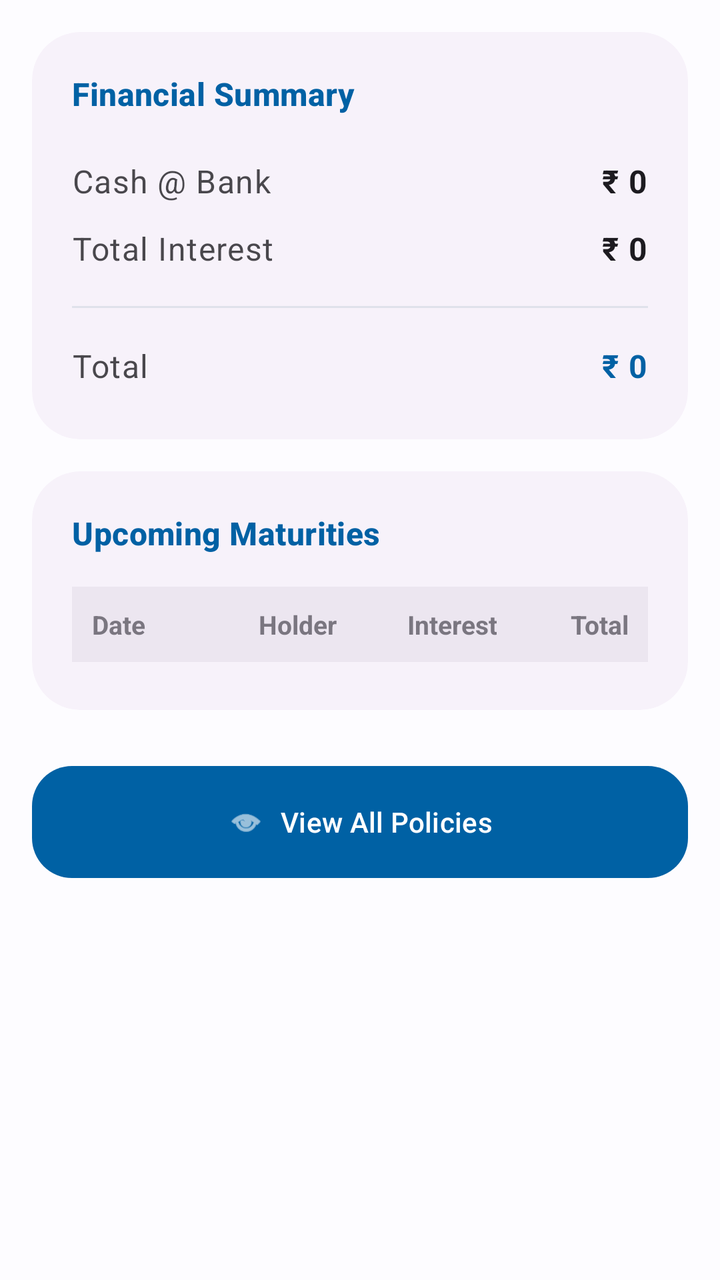
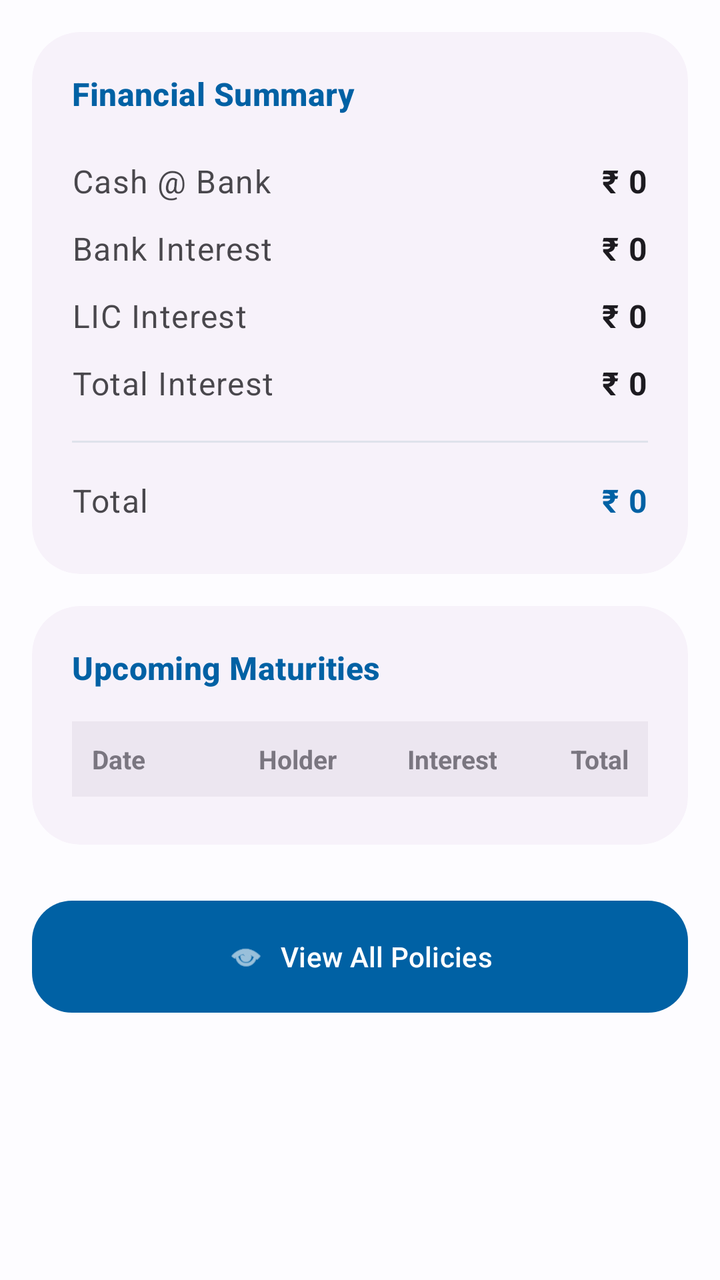

An Android layout rendered at two revisions. The XML below is the earlier revision; the diff shows what the commit changed to produce the second picture.
<!-- AndroidManifest.xml: application theme AppTheme -->
<!-- res/layout/content_dash_board.xml -->
<?xml version="1.0" encoding="utf-8"?>

<androidx.core.widget.NestedScrollView xmlns:android="http://schemas.android.com/apk/res/android"
    xmlns:app="http://schemas.android.com/apk/res-auto"
    xmlns:tools="http://schemas.android.com/tools"
    android:layout_width="match_parent"
    android:layout_height="match_parent"
    android:background="@color/background"
    app:layout_behavior="@string/appbar_scrolling_view_behavior"
    tools:context=".DashBoard"
    tools:showIn="@layout/app_bar_dash_board">

    <LinearLayout
        android:layout_width="match_parent"
        android:layout_height="wrap_content"
        android:orientation="vertical"
        android:padding="16dp">

        <com.google.android.material.card.MaterialCardView
            android:id="@+id/summaryCard"
            android:layout_width="match_parent"
            android:layout_height="wrap_content"
            android:layout_marginBottom="16dp"
            app:cardCornerRadius="24dp"
            app:cardElevation="0dp"
            android:backgroundTint="?attr/colorSurfaceContainerLow"
            app:contentPadding="20dp">

            <LinearLayout
                android:layout_width="match_parent"
                android:layout_height="wrap_content"
                android:orientation="vertical">

                <TextView
                    android:layout_width="wrap_content"
                    android:layout_height="wrap_content"
                    android:text="Financial Summary"
                    android:textAppearance="@style/TextAppearance.Material3.TitleMedium"
                    android:textColor="?attr/colorPrimary"
                    android:textStyle="bold"
                    android:layout_marginBottom="16dp"/>

                <LinearLayout
                    android:layout_width="match_parent"
                    android:layout_height="wrap_content"
                    android:orientation="horizontal"
                    android:paddingVertical="6dp">
                    <TextView
                        android:layout_width="0dp"
                        android:layout_height="wrap_content"
                        android:layout_weight="1"
                        android:text="Cash @ Bank"
                        android:textAppearance="@style/TextAppearance.Material3.BodyLarge"
                        android:alpha="0.8"/>
                    <TextView
                        android:id="@+id/cashAtBank"
                        android:layout_width="wrap_content"
                        android:layout_height="wrap_content"
                        android:text="₹ 0"
                        android:textStyle="bold"
                        android:textAppearance="@style/TextAppearance.Material3.BodyLarge"/>
                </LinearLayout>

                <LinearLayout
                    android:layout_width="match_parent"
                    android:layout_height="wrap_content"
                    android:orientation="horizontal"
                    android:paddingVertical="6dp">
                    <TextView
                        android:layout_width="0dp"
                        android:layout_height="wrap_content"
                        android:layout_weight="1"
                        android:text="Total Interest"
                        android:textAppearance="@style/TextAppearance.Material3.BodyLarge"
                        android:alpha="0.8"/>
                    <TextView
                        android:id="@+id/intrst"
                        android:layout_width="wrap_content"
                        android:layout_height="wrap_content"
                        android:text="₹ 0"
                        android:textStyle="bold"
                        android:textAppearance="@style/TextAppearance.Material3.BodyLarge"/>
                </LinearLayout>

                <View
                    android:layout_width="match_parent"
                    android:layout_height="1dp"
                    android:background="?attr/colorOutlineVariant"
                    android:layout_marginVertical="12dp"/>

                <LinearLayout
                    android:layout_width="match_parent"
                    android:layout_height="wrap_content"
                    android:orientation="horizontal"
                    android:paddingVertical="6dp">
                    <TextView
                        android:layout_width="0dp"
                        android:layout_height="wrap_content"
                        android:layout_weight="1"
                        android:text="Total"
                        android:textAppearance="@style/TextAppearance.Material3.BodyLarge"
                        android:alpha="0.8"/>
                    <TextView
                        android:id="@+id/total"
                        android:layout_width="wrap_content"
                        android:layout_height="wrap_content"
                        android:text="₹ 0"
                        android:textStyle="bold"
                        android:textColor="?attr/colorPrimary"
                        android:textAppearance="@style/TextAppearance.Material3.BodyLarge"/>
                </LinearLayout>
            </LinearLayout>
        </com.google.android.material.card.MaterialCardView>

        <com.google.android.material.card.MaterialCardView
            android:id="@+id/maturityCard"
            android:layout_width="match_parent"
            android:layout_height="wrap_content"
            android:layout_marginBottom="16dp"
            app:cardCornerRadius="24dp"
            app:cardElevation="0dp"
            android:backgroundTint="?attr/colorSurfaceContainerLow"
            app:contentPadding="20dp">

            <LinearLayout
                android:layout_width="match_parent"
                android:layout_height="wrap_content"
                android:orientation="vertical">

                <TextView
                    android:layout_width="wrap_content"
                    android:layout_height="wrap_content"
                    android:text="Upcoming Maturities"
                    android:textAppearance="@style/TextAppearance.Material3.TitleMedium"
                    android:textColor="?attr/colorPrimary"
                    android:textStyle="bold"
                    android:layout_marginBottom="16dp"/>

                
                <LinearLayout
                    android:layout_width="match_parent"
                    android:layout_height="wrap_content"
                    android:orientation="horizontal"
                    android:background="?attr/colorSurfaceContainerHigh"
                    android:padding="10dp"
                    android:layout_marginBottom="4dp">
                    <TextView android:layout_width="0dp" android:layout_height="wrap_content" android:layout_weight="2.8" android:text="Date" android:textStyle="bold" android:textSize="13sp" android:alpha="0.7"/>
                    <TextView android:layout_width="0dp" android:layout_height="wrap_content" android:layout_weight="2" android:text="Holder" android:textStyle="bold" android:textSize="13sp" android:alpha="0.7"/>
                    <TextView android:layout_width="0dp" android:layout_height="wrap_content" android:layout_weight="2" android:text="Interest" android:textStyle="bold" android:textSize="13sp" android:gravity="end" android:alpha="0.7"/>
                    <TextView android:layout_width="0dp" android:layout_height="wrap_content" android:layout_weight="2.2" android:text="Total" android:textStyle="bold" android:textSize="13sp" android:gravity="end" android:alpha="0.7"/>
                </LinearLayout>

                
                <LinearLayout android:id="@+id/row1" android:layout_width="match_parent" android:layout_height="wrap_content" android:orientation="horizontal" android:padding="10dp" android:visibility="gone">
                    <TextView android:id="@+id/date1" android:layout_width="0dp" android:layout_height="wrap_content" android:layout_weight="2.8" android:textSize="13sp" android:textColor="?attr/colorOnSurface"/>
                    <TextView android:id="@+id/h1" android:layout_width="0dp" android:layout_height="wrap_content" android:layout_weight="2" android:textSize="13sp" android:textColor="?attr/colorOnSurface"/>
                    <TextView android:id="@+id/int1" android:layout_width="0dp" android:layout_height="wrap_content" android:layout_weight="2" android:textSize="13sp" android:gravity="end" android:textColor="?attr/colorOnSurface"/>
                    <TextView android:id="@+id/total1" android:layout_width="0dp" android:layout_height="wrap_content" android:layout_weight="2.2" android:textSize="13sp" android:gravity="end" android:textStyle="bold" android:textColor="?attr/colorOnSurface"/>
                </LinearLayout>
                
                <LinearLayout android:id="@+id/row2" android:layout_width="match_parent" android:layout_height="wrap_content" android:orientation="horizontal" android:padding="10dp" android:visibility="gone">
                    <TextView android:id="@+id/date2" android:layout_width="0dp" android:layout_height="wrap_content" android:layout_weight="2.8" android:textSize="13sp" android:textColor="?attr/colorOnSurface"/>
                    <TextView android:id="@+id/h2" android:layout_width="0dp" android:layout_height="wrap_content" android:layout_weight="2" android:textSize="13sp" android:textColor="?attr/colorOnSurface"/>
                    <TextView android:id="@+id/int2" android:layout_width="0dp" android:layout_height="wrap_content" android:layout_weight="2" android:textSize="13sp" android:gravity="end" android:textColor="?attr/colorOnSurface"/>
                    <TextView android:id="@+id/total2" android:layout_width="0dp" android:layout_height="wrap_content" android:layout_weight="2.2" android:textSize="13sp" android:gravity="end" android:textStyle="bold" android:textColor="?attr/colorOnSurface"/>
                </LinearLayout>
                
                <LinearLayout android:id="@+id/row3" android:layout_width="match_parent" android:layout_height="wrap_content" android:orientation="horizontal" android:padding="10dp" android:visibility="gone">
                    <TextView android:id="@+id/date3" android:layout_width="0dp" android:layout_height="wrap_content" android:layout_weight="2.8" android:textSize="13sp" android:textColor="?attr/colorOnSurface"/>
                    <TextView android:id="@+id/h3" android:layout_width="0dp" android:layout_height="wrap_content" android:layout_weight="2" android:textSize="13sp" android:textColor="?attr/colorOnSurface"/>
                    <TextView android:id="@+id/int3" android:layout_width="0dp" android:layout_height="wrap_content" android:layout_weight="2" android:textSize="13sp" android:gravity="end" android:textColor="?attr/colorOnSurface"/>
                    <TextView android:id="@+id/total3" android:layout_width="0dp" android:layout_height="wrap_content" android:layout_weight="2.2" android:textSize="13sp" android:gravity="end" android:textStyle="bold" android:textColor="?attr/colorOnSurface"/>
                </LinearLayout>
                
                <LinearLayout android:id="@+id/row4" android:layout_width="match_parent" android:layout_height="wrap_content" android:orientation="horizontal" android:padding="10dp" android:visibility="gone">
                    <TextView android:id="@+id/date4" android:layout_width="0dp" android:layout_height="wrap_content" android:layout_weight="2.8" android:textSize="13sp" android:textColor="?attr/colorOnSurface"/>
                    <TextView android:id="@+id/h4" android:layout_width="0dp" android:layout_height="wrap_content" android:layout_weight="2" android:textSize="13sp" android:textColor="?attr/colorOnSurface"/>
                    <TextView android:id="@+id/int4" android:layout_width="0dp" android:layout_height="wrap_content" android:layout_weight="2" android:textSize="13sp" android:gravity="end" android:textColor="?attr/colorOnSurface"/>
                    <TextView android:id="@+id/total4" android:layout_width="0dp" android:layout_height="wrap_content" android:layout_weight="2.2" android:textSize="13sp" android:gravity="end" android:textStyle="bold" android:textColor="?attr/colorOnSurface"/>
                </LinearLayout>
            </LinearLayout>
        </com.google.android.material.card.MaterialCardView>

        <com.google.android.material.button.MaterialButton
            android:id="@+id/display"
            android:layout_width="match_parent"
            android:layout_height="64dp"
            android:text="View All Policies"
            app:cornerRadius="20dp"
            android:textAppearance="@style/TextAppearance.Material3.TitleSmall"
            app:icon="@android:drawable/ic_menu_view"
            app:iconGravity="textStart"
            android:layout_marginTop="8dp"
            android:layout_marginBottom="32dp"/>


    </LinearLayout>
</androidx.core.widget.NestedScrollView>
<!-- res/layout/app_bar_dash_board.xml (included above) -->
<?xml version="1.0" encoding="utf-8"?>

<androidx.coordinatorlayout.widget.CoordinatorLayout xmlns:android="http://schemas.android.com/apk/res/android"
    xmlns:app="http://schemas.android.com/apk/res-auto"
    xmlns:tools="http://schemas.android.com/tools"
    android:id="@+id/coordinator_layout"
    android:layout_width="match_parent"
    android:layout_height="match_parent"
    tools:context=".DashBoard">

    <com.google.android.material.appbar.AppBarLayout
        android:id="@+id/appBarLayout"
        android:layout_width="match_parent"
        android:layout_height="wrap_content">

        <com.google.android.material.appbar.MaterialToolbar
            android:id="@+id/toolbar"
            android:layout_width="match_parent"
            android:layout_height="?attr/actionBarSize"
            app:title="DB Financials"
            app:titleCentered="true"
            app:titleTextAppearance="@style/TextAppearance.Material3.TitleLarge"
            app:navigationIcon="@drawable/ic_menu" />

    </com.google.android.material.appbar.AppBarLayout>

    <include layout="@layout/content_dash_board" />

</androidx.coordinatorlayout.widget.CoordinatorLayout>
<!-- resources referenced by this layout -->
<resources>
  <color name="background">#FDFCFF</color>
  <!-- drawable ic_menu (drawable) -->
  <vector xmlns:android="http://schemas.android.com/apk/res/android"
      android:width="24dp"
      android:height="24dp"
      android:viewportWidth="24"
      android:viewportHeight="24"
      android:tint="?attr/colorControlNormal">
    <path
        android:fillColor="@android:color/white"
        android:pathData="M3,18h18v-2L3,16v2zM3,13h18v-2L3,11v2zM3,6v2h18L21,6L3,6z"/>
  </vector>
  <style name="AppTheme" parent="Theme.DBFinancials" />
  <style name="Theme.DBFinancials" parent="Theme.Material3.DayNight.NoActionBar">
          
          <item name="colorPrimary">@color/primary</item>
          <item name="colorOnPrimary">@color/onPrimary</item>
          <item name="colorPrimaryContainer">@color/primaryContainer</item>
          <item name="colorOnPrimaryContainer">@color/onPrimaryContainer</item>
  
          
          <item name="colorSecondary">@color/secondary</item>
          <item name="colorOnSecondary">@color/onSecondary</item>
          <item name="colorSecondaryContainer">@color/secondaryContainer</item>
          <item name="colorOnSecondaryContainer">@color/onSecondaryContainer</item>
  
          
          <item name="colorTertiary">@color/tertiary</item>
          <item name="colorOnTertiary">@color/onTertiary</item>
          <item name="colorTertiaryContainer">@color/tertiaryContainer</item>
          <item name="colorOnTertiaryContainer">@color/onTertiaryContainer</item>
  
          
          <item name="android:statusBarColor">@android:color/transparent</item>
          <item name="android:windowLightStatusBar">true</item>
          <item name="android:navigationBarColor">@android:color/transparent</item>
          <item name="android:windowTranslucentStatus">false</item>
          <item name="android:windowDrawsSystemBarBackgrounds">true</item>
  
          
          <item name="android:colorBackground">@color/background</item>
          <item name="colorSurface">@color/surface</item>
          <item name="colorOnSurface">@color/onSurface</item>
          <item name="colorSurfaceVariant">@color/surfaceVariant</item>
          <item name="colorOnSurfaceVariant">@color/onSurfaceVariant</item>
          <item name="colorOutline">@color/outline</item>
          <item name="colorOutlineVariant">@color/surfaceVariant</item>
  
          
          <item name="materialCardViewStyle">@style/Widget.Material3.CardView.Elevated</item>
          <item name="toolbarStyle">@style/Widget.Material3.Toolbar</item>
      </style>
  <color name="primary">#0061A4</color>
  <color name="onPrimary">#FFFFFF</color>
  <color name="primaryContainer">#D1E4FF</color>
  <color name="onPrimaryContainer">#001D36</color>
  <color name="secondary">#535F70</color>
  <color name="onSecondary">#FFFFFF</color>
  <color name="secondaryContainer">#D7E3F7</color>
  <color name="onSecondaryContainer">#101C2B</color>
  <color name="tertiary">#6B5778</color>
  <color name="onTertiary">#FFFFFF</color>
  <color name="tertiaryContainer">#F2DAFF</color>
  <color name="onTertiaryContainer">#251431</color>
  <color name="surface">#FDFCFF</color>
  <color name="onSurface">#1A1C1E</color>
  <color name="surfaceVariant">#DFE2EB</color>
  <color name="onSurfaceVariant">#43474E</color>
  <color name="outline">#73777F</color>
</resources>

<!-- the commit's change to res/layout/content_dash_board.xml (unified diff, before → after) -->
@@ -70,6 +70,48 @@
                         android:layout_width="0dp"
                         android:layout_height="wrap_content"
                         android:layout_weight="1"
+                        android:text="Bank Interest"
+                        android:textAppearance="@style/TextAppearance.Material3.BodyLarge"
+                        android:alpha="0.8"/>
+                    <TextView
+                        android:id="@+id/bankInterest"
+                        android:layout_width="wrap_content"
+                        android:layout_height="wrap_content"
+                        android:text="₹ 0"
+                        android:textStyle="bold"
+                        android:textAppearance="@style/TextAppearance.Material3.BodyLarge"/>
+                </LinearLayout>
+
+                <LinearLayout
+                    android:layout_width="match_parent"
+                    android:layout_height="wrap_content"
+                    android:orientation="horizontal"
+                    android:paddingVertical="6dp">
+                    <TextView
+                        android:layout_width="0dp"
+                        android:layout_height="wrap_content"
+                        android:layout_weight="1"
+                        android:text="LIC Interest"
+                        android:textAppearance="@style/TextAppearance.Material3.BodyLarge"
+                        android:alpha="0.8"/>
+                    <TextView
+                        android:id="@+id/licInterest"
+                        android:layout_width="wrap_content"
+                        android:layout_height="wrap_content"
+                        android:text="₹ 0"
+                        android:textStyle="bold"
+                        android:textAppearance="@style/TextAppearance.Material3.BodyLarge"/>
+                </LinearLayout>
+
+                <LinearLayout
+                    android:layout_width="match_parent"
+                    android:layout_height="wrap_content"
+                    android:orientation="horizontal"
+                    android:paddingVertical="6dp">
+                    <TextView
+                        android:layout_width="0dp"
+                        android:layout_height="wrap_content"
+                        android:layout_weight="1"
                         android:text="Total Interest"
                         android:textAppearance="@style/TextAppearance.Material3.BodyLarge"
                         android:alpha="0.8"/>
